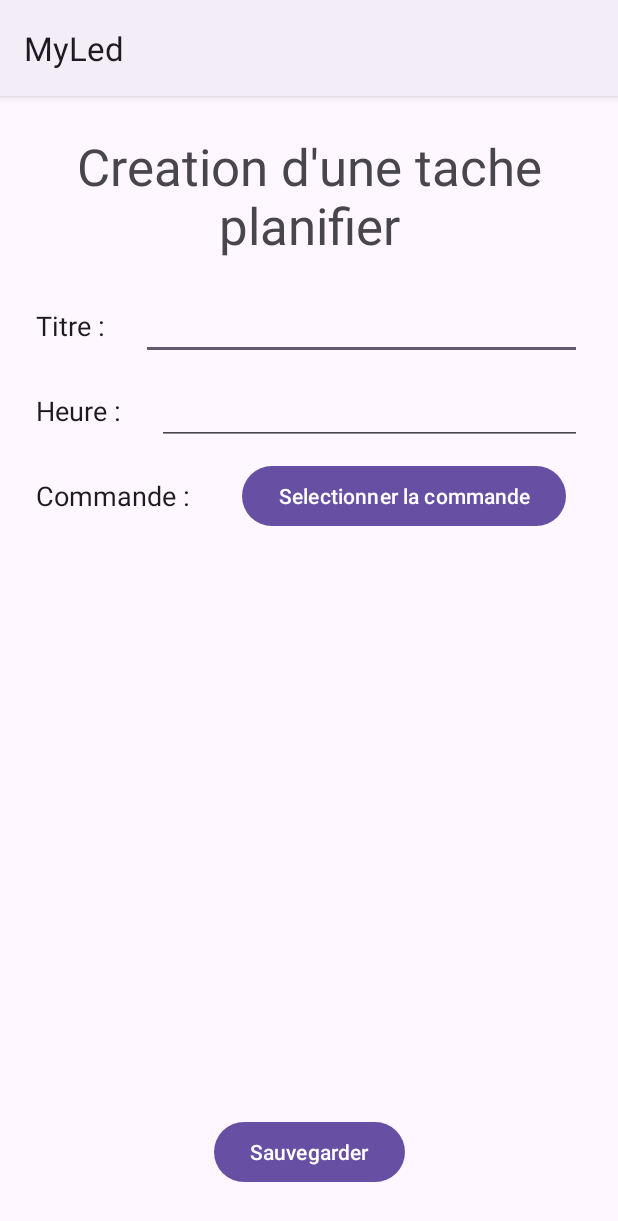
After one commit to CR2429/RasberryRGB, an Android app: the FormulairePlanifActivity screen opened directly, with no data from a screen before it, on a phone screen of 412 x 824 dp. The commit adds this screen. Shown: the top 1221 px of the screen. Run offline under Robolectric (Android 15) with nearby library versions, the phone set to English and light mode, and no system bars.

Commit message:
debut du formulaire

```diff
--- a/Android/app/src/main/AndroidManifest.xml
+++ b/Android/app/src/main/AndroidManifest.xml
@@ -15,6 +15,9 @@
         android:supportsRtl="true"
         android:theme="@style/Theme.MyLed"
         tools:targetApi="31">
+        <activity
+            android:name=".FormulairePlanifActivity"
+            android:exported="false" />
         <activity
             android:name=".PlanifActivity"
             android:exported="false" />
--- /dev/null
+++ b/Android/app/src/main/java/com/annoapp/raspberry/FormulairePlanifActivity.kt
@@ -0,0 +1,11 @@
+package com.annoapp.raspberry
+
+import androidx.appcompat.app.AppCompatActivity
+import android.os.Bundle
+
+class FormulairePlanifActivity : AppCompatActivity() {
+    override fun onCreate(savedInstanceState: Bundle?) {
+        super.onCreate(savedInstanceState)
+        setContentView(R.layout.activity_formulaire_planif)
+    }
+}
--- a/Android/app/src/main/java/com/annoapp/raspberry/PlanifAdapter.kt
+++ b/Android/app/src/main/java/com/annoapp/raspberry/PlanifAdapter.kt
@@ -1,6 +1,5 @@
 package com.annoapp.raspberry
 
-import android.annotation.SuppressLint
 import android.content.Context
 import android.os.Build
 import android.view.LayoutInflater
@@ -10,7 +9,6 @@ import android.widget.BaseAdapter
 import android.widget.Switch
 import android.widget.TextView
 import androidx.annotation.RequiresApi
-import java.text.FieldPosition
 
 @RequiresApi(Build.VERSION_CODES.O)
 class PlanifAdapter(private val context: Context, private val dataList: ArrayList<Planif>): BaseAdapter() {
@@ -32,7 +30,7 @@ class PlanifAdapter(private val context: Context, private val dataList: ArrayLis
         val view = convertView ?: LayoutInflater.from(context).inflate(R.layout.lists_layout, parent, false)
 
         //identifier mes elements
-        val TvTitre = view.findViewById<TextView>(R.id.TvTitre)
+        val TvTitre = view.findViewById<TextView>(R.id.TvTitreForm)
         val TvCommande = view.findViewById<TextView>(R.id.TvCommande)
         val TvHeure = view.findViewById<TextView>(R.id.TvHeure)
         val switch = view.findViewById<Switch>(R.id.SActif)
--- /dev/null
+++ b/Android/app/src/main/res/layout/activity_formulaire_planif.xml
@@ -0,0 +1,103 @@
+<?xml version="1.0" encoding="utf-8"?>
+<androidx.constraintlayout.widget.ConstraintLayout xmlns:android="http://schemas.android.com/apk/res/android"
+    xmlns:app="http://schemas.android.com/apk/res-auto"
+    xmlns:tools="http://schemas.android.com/tools"
+    android:layout_width="match_parent"
+    android:layout_height="match_parent"
+    tools:context=".FormulairePlanifActivity">
+
+    <TextView
+        android:id="@+id/TvTitreForm"
+        android:layout_width="wrap_content"
+        android:layout_height="wrap_content"
+        android:layout_marginTop="24dp"
+        android:text="@string/planifCreation"
+        android:textAlignment="center"
+        android:textAppearance="@style/TextAppearance.AppCompat.Display1"
+        app:layout_constraintEnd_toEndOf="parent"
+        app:layout_constraintStart_toStartOf="parent"
+        app:layout_constraintTop_toTopOf="parent" />
+
+    <TextView
+        android:id="@+id/TvPlanifTitre"
+        android:layout_width="wrap_content"
+        android:layout_height="wrap_content"
+        android:layout_marginStart="24dp"
+        android:layout_marginTop="32dp"
+        android:text="@string/titrePlanif"
+        android:textAppearance="@style/TextAppearance.AppCompat.Body1"
+        android:textSize="18sp"
+        app:layout_constraintStart_toStartOf="parent"
+        app:layout_constraintTop_toBottomOf="@+id/TvTitreForm" />
+
+    <EditText
+        android:id="@+id/EtTitre"
+        android:layout_width="0dp"
+        android:layout_height="wrap_content"
+        android:layout_marginStart="24dp"
+        android:layout_marginEnd="24dp"
+        android:ems="10"
+        android:inputType="text"
+        app:layout_constraintBottom_toBottomOf="@+id/TvPlanifTitre"
+        app:layout_constraintEnd_toEndOf="parent"
+        app:layout_constraintStart_toEndOf="@+id/TvPlanifTitre"
+        app:layout_constraintTop_toTopOf="@+id/TvPlanifTitre" />
+
+    <TextView
+        android:id="@+id/TvPlanifHeure"
+        android:layout_width="wrap_content"
+        android:layout_height="wrap_content"
+        android:layout_marginStart="24dp"
+        android:layout_marginTop="32dp"
+        android:text="@string/heurePlanif"
+        android:textAppearance="@style/TextAppearance.AppCompat.Body1"
+        android:textSize="18sp"
+        app:layout_constraintStart_toStartOf="parent"
+        app:layout_constraintTop_toBottomOf="@+id/TvPlanifTitre" />
+
+    <EditText
+        android:id="@+id/EtHeure"
+        android:layout_width="0dp"
+        android:layout_height="wrap_content"
+        android:layout_marginStart="24dp"
+        android:layout_marginEnd="24dp"
+        android:ems="10"
+        android:inputType="time"
+        app:layout_constraintBottom_toBottomOf="@+id/TvPlanifHeure"
+        app:layout_constraintEnd_toEndOf="parent"
+        app:layout_constraintStart_toEndOf="@+id/TvPlanifHeure"
+        app:layout_constraintTop_toTopOf="@+id/TvPlanifHeure" />
+
+    <TextView
+        android:id="@+id/EtCommande"
+        android:layout_width="wrap_content"
+        android:layout_height="wrap_content"
+        android:layout_marginStart="24dp"
+        android:layout_marginTop="32dp"
+        android:text="@string/commandePlanif"
+        android:textAppearance="@style/TextAppearance.AppCompat.Body1"
+        android:textSize="18sp"
+        app:layout_constraintStart_toStartOf="parent"
+        app:layout_constraintTop_toBottomOf="@+id/TvPlanifHeure" />
+
+    <Button
+        android:id="@+id/BCommande"
+        android:layout_width="wrap_content"
+        android:layout_height="wrap_content"
+        android:text="@string/commandeBouton"
+        app:layout_constraintBottom_toBottomOf="@+id/EtCommande"
+        app:layout_constraintEnd_toEndOf="parent"
+        app:layout_constraintStart_toEndOf="@+id/EtCommande"
+        app:layout_constraintTop_toTopOf="@+id/EtCommande" />
+
+    <Button
+        android:id="@+id/BSauvegarde"
+        android:layout_width="wrap_content"
+        android:layout_height="wrap_content"
+        android:layout_marginBottom="32dp"
+        android:text="@string/sauvegarder"
+        app:layout_constraintBottom_toBottomOf="parent"
+        app:layout_constraintEnd_toEndOf="parent"
+        app:layout_constraintStart_toStartOf="parent" />
+
+</androidx.constraintlayout.widget.ConstraintLayout>
--- a/Android/app/src/main/res/layout/lists_layout.xml
+++ b/Android/app/src/main/res/layout/lists_layout.xml
@@ -6,7 +6,7 @@
     android:layout_height="match_parent">
 
     <TextView
-        android:id="@+id/TvTitre"
+        android:id="@+id/TvTitreForm"
         android:layout_width="0dp"
         android:layout_height="wrap_content"
         android:layout_marginStart="24dp"
@@ -26,15 +26,15 @@
         android:layout_height="wrap_content"
         android:layout_marginTop="16dp"
         android:text="TextView"
-        app:layout_constraintStart_toStartOf="@+id/TvTitre"
-        app:layout_constraintTop_toBottomOf="@+id/TvTitre" />
+        app:layout_constraintStart_toStartOf="@+id/TvTitreForm"
+        app:layout_constraintTop_toBottomOf="@+id/TvTitreForm" />
 
     <TextView
         android:id="@+id/TvCommande"
         android:layout_width="wrap_content"
         android:layout_height="wrap_content"
         android:text="TextView"
-        app:layout_constraintEnd_toEndOf="@+id/TvTitre"
+        app:layout_constraintEnd_toEndOf="@+id/TvTitreForm"
         app:layout_constraintTop_toTopOf="@+id/TvHeure" />
 
     <Switch
@@ -44,6 +44,6 @@
         android:layout_marginEnd="24dp"
         app:layout_constraintBottom_toBottomOf="@+id/TvCommande"
         app:layout_constraintEnd_toEndOf="parent"
-        app:layout_constraintTop_toTopOf="@+id/TvTitre" />
+        app:layout_constraintTop_toTopOf="@+id/TvTitreForm" />
 
 </androidx.constraintlayout.widget.ConstraintLayout>
--- a/Android/app/src/main/res/values/strings.xml
+++ b/Android/app/src/main/res/values/strings.xml
@@ -13,4 +13,9 @@
     <string name="switch_on">Activer</string>
     <string name="switch_off">Desactiver</string>
     <string name="close">Fermer</string>
+    <string name="planifCreation">Creation d\'une tache planifier</string>
+    <string name="titrePlanif">Titre : </string>
+    <string name="heurePlanif">Heure : </string>
+    <string name="commandePlanif">Commande : </string>
+    <string name="commandeBouton">Selectionner la commande</string>
 </resources>
```
